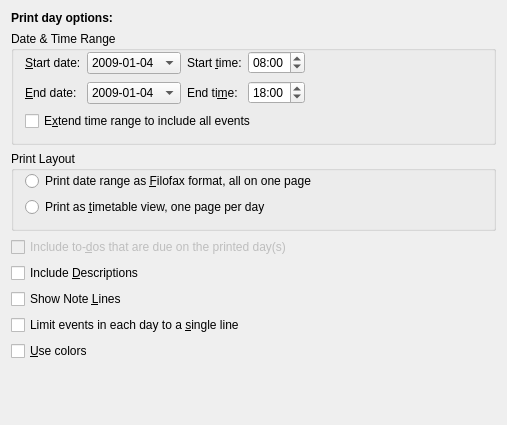
KDE/korganizer, file printing/calprintdayconfig_base.ui: the form before one commit.
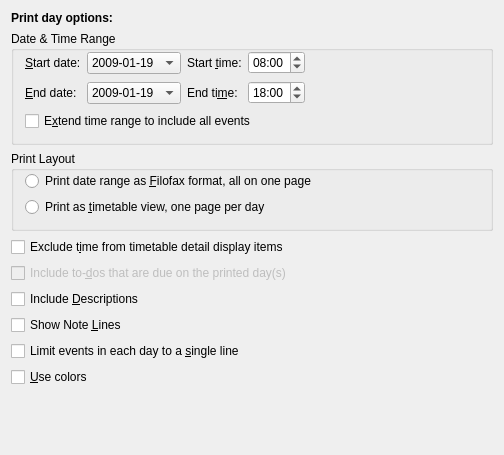
The form after the commit. Custom widgets are drawn as their Qt base class.

Patch:
```diff
--- a/printing/calprintdayconfig_base.ui
+++ b/printing/calprintdayconfig_base.ui
@@ -7,8 +7,8 @@
    <rect>
     <x>0</x>
     <y>0</y>
-    <width>493</width>
-    <height>425</height>
+    <width>499</width>
+    <height>455</height>
    </rect>
   </property>
   <layout class="QGridLayout" name="gridLayout_3" >
@@ -54,7 +54,7 @@
         </property>
         <item>
          <property name="text" >
-          <string>2009-01-04</string>
+          <string>2009-01-19</string>
          </property>
         </item>
        </widget>
@@ -128,7 +128,7 @@
         </property>
         <item>
          <property name="text" >
-          <string>2009-01-04</string>
+          <string>2009-01-19</string>
          </property>
         </item>
        </widget>
@@ -228,6 +228,16 @@
     </widget>
    </item>
    <item row="3" column="0" >
+    <widget class="QCheckBox" name="mExcludeTime" >
+     <property name="whatsThis" >
+      <string>Check this option to exclude the time in description box</string>
+     </property>
+     <property name="text" >
+      <string>Exclude t&amp;ime from timetable detail display items</string>
+     </property>
+    </widget>
+   </item>
+   <item row="4" column="0" >
     <widget class="QCheckBox" name="mIncludeTodos" >
      <property name="enabled" >
       <bool>false</bool>
@@ -240,7 +250,7 @@
      </property>
     </widget>
    </item>
-   <item row="4" column="0" >
+   <item row="5" column="0" >
     <widget class="QCheckBox" name="mIncludeDescription" >
      <property name="whatsThis" >
       <string>Check this option to include the more detailed description for each event.</string>
@@ -250,7 +260,7 @@
      </property>
     </widget>
    </item>
-   <item row="5" column="0" >
+   <item row="6" column="0" >
     <widget class="QCheckBox" name="mShowNoteLines" >
      <property name="whatsThis" >
       <string>Check this option to draw note lines </string>
@@ -260,7 +270,7 @@
      </property>
     </widget>
    </item>
-   <item row="6" column="0" >
+   <item row="7" column="0" >
     <widget class="QCheckBox" name="mSingleLineLimit" >
      <property name="whatsThis" >
       <string>Check this option to limit events to a single line.</string>
@@ -270,7 +280,7 @@
      </property>
     </widget>
    </item>
-   <item row="7" column="0" >
+   <item row="8" column="0" >
     <widget class="QCheckBox" name="mColors" >
      <property name="whatsThis" >
       <string>If you want to use colors to distinguish certain categories on the print, check this option.</string>
@@ -280,7 +290,7 @@
      </property>
     </widget>
    </item>
-   <item row="8" column="0" >
+   <item row="9" column="0" >
     <spacer>
      <property name="orientation" >
       <enum>Qt::Vertical</enum>
@@ -290,8 +300,8 @@
      </property>
      <property name="sizeHint" stdset="0" >
       <size>
-       <width>485</width>
-       <height>23</height>
+       <width>482</width>
+       <height>40</height>
       </size>
      </property>
     </spacer>
```
